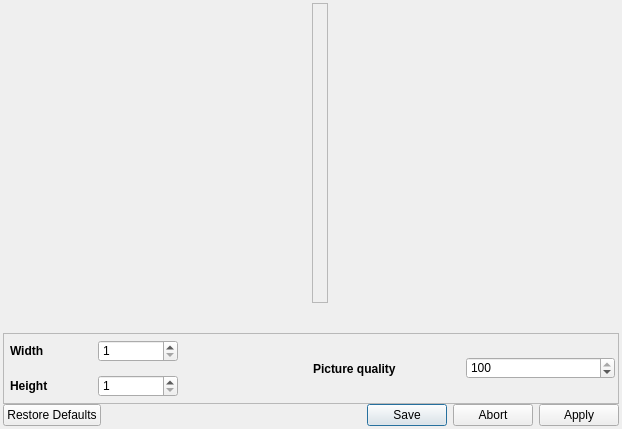
Above: library/tulip-gui/designer/SnapshotDialog.ui from Tulip-Dev/tulip before the change. Below: the same form after it.
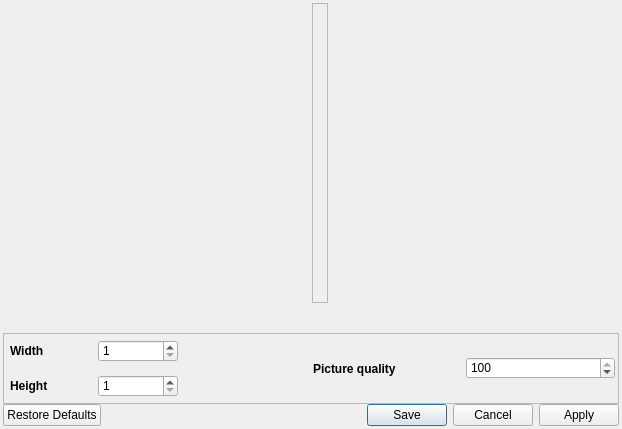
That is the form after the change. Icons and pictures are not drawn.

Commit message: SnapshotDialog minor fix: use "Cancel" instead of "Abort"

```diff
--- a/library/tulip-gui/designer/SnapshotDialog.ui
+++ b/library/tulip-gui/designer/SnapshotDialog.ui
@@ -270,7 +270,7 @@
    <item>
     <widget class="QDialogButtonBox" name="buttonBox">
      <property name="standardButtons">
-      <set>QDialogButtonBox::Abort|QDialogButtonBox::Apply|QDialogButtonBox::RestoreDefaults|QDialogButtonBox::Save</set>
+      <set>QDialogButtonBox::Apply|QDialogButtonBox::Cancel|QDialogButtonBox::RestoreDefaults|QDialogButtonBox::Save</set>
      </property>
     </widget>
    </item>
```
